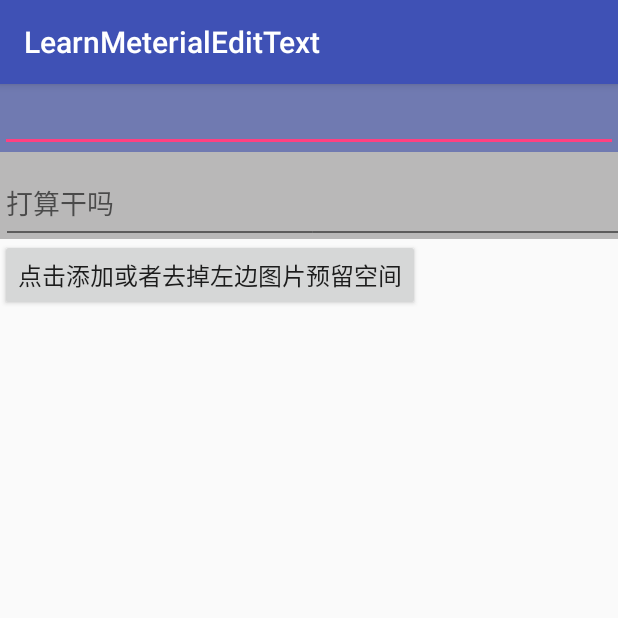
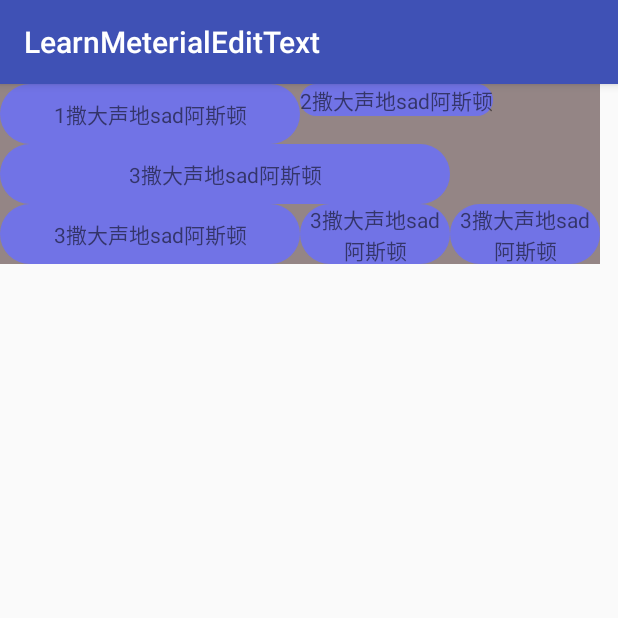
Before and after one commit to buttonXin/LearnMeterialEditText, an Android app: the screen it shows after launch (MaterialActivity before the commit, LayoutMeasureActivity after it), after a tap on "跳到MATERIALEDITTEXT", on a phone screen of 412 x 824 dp, the top half of it. Run offline under Robolectric (Android 15) with nearby library versions, the phone set to English and light mode, and no system bars; our stand-ins replace RxJava.

Commit message:
创建简单的tagLayout，子view的间距到时候可以进行优化

```diff
--- a/app/build.gradle
+++ b/app/build.gradle
@@ -25,4 +25,8 @@ dependencies {
     testImplementation 'junit:junit:4.12'
     androidTestImplementation 'com.android.support.test:runner:1.0.2'
     androidTestImplementation 'com.android.support.test.espresso:espresso-core:3.0.2'
+
+    compile 'io.reactivex.rxjava2:rxjava:2.1.7'
+    compile 'io.reactivex.rxjava2:rxandroid:2.0.1'
+
 }
--- a/app/src/main/AndroidManifest.xml
+++ b/app/src/main/AndroidManifest.xml
@@ -18,6 +18,10 @@
         </activity>
 
         <activity android:name=".view08.MaterialActivity"/>
+        <activity android:name=".view09.LayoutMeasureActivity"/>
+
+
+
     </application>
 
 </manifest>
--- a/app/src/main/java/com/oldhigh/learnmeterialedittext/BaseActivity.java
+++ b/app/src/main/java/com/oldhigh/learnmeterialedittext/BaseActivity.java
@@ -16,16 +16,16 @@ public abstract class BaseActivity extends AppCompatActivity{
     }
 
     /**
-     * 初始化view
-     */
-    protected abstract void initView();
-
-    /**
      *  获取布局的layout
      * @return
      */
     protected abstract int layoutResId() ;
 
 
+    /**
+     * 初始化view
+     */
+    protected abstract void initView();
+
 
 }
--- a/app/src/main/java/com/oldhigh/learnmeterialedittext/MainActivity.java
+++ b/app/src/main/java/com/oldhigh/learnmeterialedittext/MainActivity.java
@@ -7,6 +7,11 @@ import android.view.View;
 
 import com.oldhigh.learnmeterialedittext.view08.MaterialActivity;
 import com.oldhigh.learnmeterialedittext.view08.MaterialEditText;
+import com.oldhigh.learnmeterialedittext.view09.LayoutMeasureActivity;
+
+import java.util.concurrent.TimeUnit;
+
+import io.reactivex.Observable;
 
 public class MainActivity extends AppCompatActivity {
 
@@ -19,7 +24,10 @@ public class MainActivity extends AppCompatActivity {
         findViewById(R.id.btn).setOnClickListener(new View.OnClickListener() {
             @Override
             public void onClick(View v) {
-                startActivity(new Intent(getApplicationContext() , MaterialActivity.class));
+                startActivity(new Intent(
+                        getApplicationContext() ,
+                        LayoutMeasureActivity.class
+                ));
             }
         });
 
--- /dev/null
+++ b/app/src/main/java/com/oldhigh/learnmeterialedittext/view09/CircleView.java
@@ -0,0 +1,54 @@
+package com.oldhigh.learnmeterialedittext.view09;
+
+import android.content.Context;
+import android.graphics.Canvas;
+import android.graphics.Color;
+import android.graphics.Paint;
+import android.support.annotation.Nullable;
+import android.util.AttributeSet;
+import android.view.View;
+
+import com.oldhigh.learnmeterialedittext.R;
+import com.oldhigh.learnmeterialedittext.Util;
+
+/**
+ * 圆形的view
+ * @author oldhigh
+ */
+public class CircleView extends View {
+
+    public static final float PADDING = Util.dpToPx(40);
+    public static final float RADIUS = Util.dpToPx(100);
+
+    private Paint mPaint = new Paint(Paint.ANTI_ALIAS_FLAG);
+
+    public CircleView(Context context) {
+        super(context);
+    }
+
+    public CircleView(Context context, @Nullable AttributeSet attrs) {
+        super(context, attrs);
+    }
+
+
+    @Override
+    protected void onMeasure(int widthMeasureSpec, int heightMeasureSpec) {
+        super.onMeasure(widthMeasureSpec, heightMeasureSpec);
+        int size = (int) (PADDING + RADIUS)*2;
+
+
+//        setMeasuredDimension(size , size); 这是不对的
+
+        setMeasuredDimension(resolveSizeAndState(size , widthMeasureSpec , 0) ,
+                resolveSizeAndState(size , heightMeasureSpec , 0));
+
+    }
+
+    @Override
+    protected void onDraw(Canvas canvas) {
+        super.onDraw(canvas);
+
+        canvas.drawColor(Color.GRAY);
+        canvas.drawCircle(PADDING + RADIUS ,PADDING + RADIUS , RADIUS,mPaint );
+    }
+}
--- /dev/null
+++ b/app/src/main/java/com/oldhigh/learnmeterialedittext/view09/LayoutMeasureActivity.java
@@ -0,0 +1,17 @@
+package com.oldhigh.learnmeterialedittext.view09;
+
+import com.oldhigh.learnmeterialedittext.BaseActivity;
+import com.oldhigh.learnmeterialedittext.R;
+
+public class LayoutMeasureActivity extends BaseActivity{
+
+    @Override
+    protected int layoutResId() {
+        return R.layout.activity_layout_measure;
+    }
+
+    @Override
+    protected void initView() {
+
+    }
+}
--- /dev/null
+++ b/app/src/main/java/com/oldhigh/learnmeterialedittext/view09/SquareImageView.java
@@ -0,0 +1,37 @@
+package com.oldhigh.learnmeterialedittext.view09;
+
+import android.content.Context;
+import android.support.annotation.Nullable;
+import android.util.AttributeSet;
+import android.widget.ImageView;
+
+public class SquareImageView extends android.support.v7.widget.AppCompatImageView {
+    public SquareImageView(Context context) {
+        super(context);
+    }
+
+    public SquareImageView(Context context, @Nullable AttributeSet attrs) {
+        super(context, attrs);
+    }
+
+    public SquareImageView(Context context, @Nullable AttributeSet attrs, int defStyleAttr) {
+        super(context, attrs, defStyleAttr);
+    }
+
+
+    @Override
+    protected void onMeasure(int widthMeasureSpec, int heightMeasureSpec) {
+        super.onMeasure(widthMeasureSpec, heightMeasureSpec);
+        int measuredWidth = getMeasuredWidth();
+        int measuredHeight = getMeasuredHeight();
+        int min = Math.min(measuredHeight, measuredWidth);
+        setMeasuredDimension(min, min);
+
+        //这个是让用户省去 AS_MOST 等的判断
+//        setMeasuredDimension(resolveSize(min, widthMeasureSpec), resolveSize(min, heightMeasureSpec));
+
+        //这多个参数的意思是 判断实际的view 是否被压缩了？来让父view 进行处理
+//        setMeasuredDimension(resolveSizeAndState(min, widthMeasureSpec , 0),
+//                resolveSizeAndState(min, heightMeasureSpec, 0));
+    }
+}
--- /dev/null
+++ b/app/src/main/java/com/oldhigh/learnmeterialedittext/view09/TagLayout.java
@@ -0,0 +1,100 @@
+package com.oldhigh.learnmeterialedittext.view09;
+
+import android.content.Context;
+import android.graphics.Rect;
+import android.util.AttributeSet;
+import android.view.View;
+import android.view.ViewGroup;
+
+import com.oldhigh.learnmeterialedittext.L;
+
+import java.util.Arrays;
+
+public class TagLayout extends ViewGroup {
+
+    private Rect[] childRect;
+
+    public TagLayout(Context context) {
+        super(context);
+    }
+
+    public TagLayout(Context context, AttributeSet attrs) {
+        super(context, attrs);
+    }
+
+
+    @Override
+    protected void onMeasure(int widthMeasureSpec, int heightMeasureSpec) {
+        //所以的子view使用的最大宽度 ， 最大高度 ，每行的宽度 ， 最大高度
+        int widthUsed = 0;
+        int heightUsed = 0;
+        int lineWidth = 0;
+        int maxHeight = 0;
+
+        int childCount = getChildCount();
+        if (childRect == null) {
+            childRect = new Rect[childCount];
+        } else if (childRect.length < childCount) {
+            childRect = Arrays.copyOf(childRect, childCount);
+        }
+
+        View child;
+        Rect rect;
+        for (int i = 0; i < getChildCount(); i++) {
+            child = getChildAt(i);
+            //写这个方法需要 generateLayoutParams（attrs） 中进行创建对应的layoutparams
+            measureChildWithMargins(child, widthMeasureSpec, lineWidth,
+                    heightMeasureSpec, heightUsed);
+
+            //判断当前的child 宽度 是否超过fuview了，超过了lineWidth= 0换行， 高度+= 最大的，
+            if ( (child.getMeasuredWidth() + lineWidth + getPaddingStart() + getPaddingEnd())
+                    > MeasureSpec.getSize(widthMeasureSpec)){
+                lineWidth = 0;
+                heightUsed += maxHeight;
+                maxHeight = 0;
+
+                measureChildWithMargins(child, widthMeasureSpec, lineWidth,
+                        heightMeasureSpec, heightUsed);
+            }
+
+            rect = childRect[i];
+            if (rect == null) {
+                rect = childRect[i]= new Rect();
+            }
+
+            rect.set(lineWidth, heightUsed,
+                    lineWidth + child.getMeasuredWidth(),
+                    heightUsed + child.getMeasuredHeight());
+
+
+            lineWidth += child.getMeasuredWidth();
+            widthUsed = Math.max(widthUsed , lineWidth);
+            maxHeight = Math.max(maxHeight, child.getMeasuredHeight());
+
+        }
+
+        int width = widthUsed;
+        int height = maxHeight + heightUsed;
+
+
+        setMeasuredDimension(resolveSizeAndState(width, widthMeasureSpec, 0),
+                resolveSizeAndState(height, heightMeasureSpec, 0));
+    }
+
+    @Override
+    protected void onLayout(boolean changed, int l, int t, int r, int b) {
+        View child;
+        Rect rect;
+        for (int i = 0; i < getChildCount(); i++) {
+            child = getChildAt(i);
+            rect = childRect[i];
+            child.layout(rect.left, rect.top, rect.right, rect.bottom);
+        }
+    }
+
+
+    @Override
+    public LayoutParams generateLayoutParams(AttributeSet attrs) {
+        return new MarginLayoutParams(getContext(), attrs);
+    }
+}
--- /dev/null
+++ b/app/src/main/res/drawable/text_background.xml
@@ -0,0 +1,9 @@
+<?xml version="1.0" encoding="utf-8"?>
+<shape xmlns:android="http://schemas.android.com/apk/res/android"
+
+    android:shape="rectangle">
+
+    <corners android:radius="100dp"/>
+    <solid android:color="#7173e6"/>
+
+</shape>
--- /dev/null
+++ b/app/src/main/res/layout/activity_layout_measure.xml
@@ -0,0 +1,72 @@
+<?xml version="1.0" encoding="utf-8"?>
+<LinearLayout xmlns:android="http://schemas.android.com/apk/res/android"
+    android:layout_width="match_parent"
+    android:layout_height="match_parent"
+    android:orientation="vertical">
+
+    <com.oldhigh.learnmeterialedittext.view09.TagLayout
+        android:layout_width="wrap_content"
+        android:layout_height="wrap_content"
+        android:background="#948585"
+
+        >
+        <!-- <ImageView
+             android:layout_width="100dp"
+             android:layout_height="100dp"
+             android:src="@drawable/lufei"
+             android:scaleType="centerCrop"
+             />
+
+         <ImageView
+             android:layout_width="50dp"
+             android:layout_height="50dp"
+             android:src="@drawable/lufei"
+             android:scaleType="centerCrop"
+             />-->
+        <TextView
+            android:layout_width="200dp"
+            android:layout_height="40dp"
+            android:text="1撒大声地sad阿斯顿"
+            android:background="@drawable/text_background"
+            android:gravity="center"
+            />
+
+        <TextView
+            android:gravity="center"
+            android:layout_width="wrap_content"
+            android:layout_height="wrap_content"
+            android:background="@drawable/text_background"
+            android:text="2撒大声地sad阿斯顿" />
+
+        <TextView
+            android:gravity="center"
+            android:background="@drawable/text_background"
+            android:layout_width="300dp"
+            android:layout_height="40dp"
+            android:text="3撒大声地sad阿斯顿" />
+
+        <TextView
+            android:gravity="center"
+            android:background="@drawable/text_background"
+            android:layout_width="200dp"
+            android:layout_height="40dp"
+            android:text="3撒大声地sad阿斯顿" />
+
+        <TextView
+            android:gravity="center"
+            android:background="@drawable/text_background"
+            android:layout_width="100dp"
+            android:layout_height="40dp"
+            android:text="3撒大声地sad阿斯顿" />
+
+        <TextView
+            android:gravity="center"
+            android:background="@drawable/text_background"
+            android:layout_width="100dp"
+            android:layout_height="40dp"
+            android:text="3撒大声地sad阿斯顿" />
+
+    </com.oldhigh.learnmeterialedittext.view09.TagLayout>
+
+
+</LinearLayout>
```
Also changed, not shown: app/src/main/res/drawable/lufei.jpeg (added).
